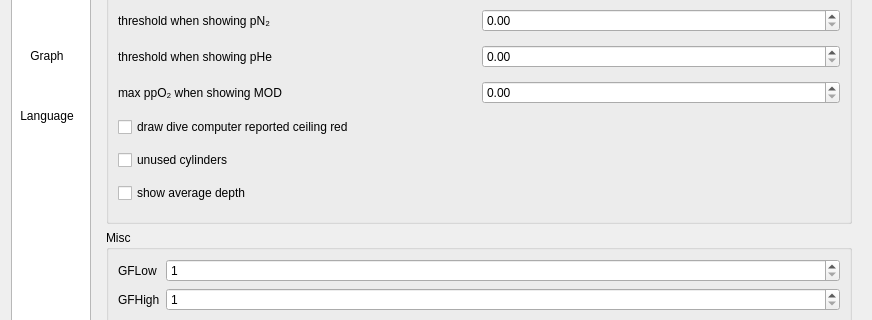
Before: the Qt Designer form qt-ui/preferences.ui in subsurface/subsurface, drawn with Qt 5; both pictures show x 0 to 872 and y 83 to 403 of the 872 by 648 pixel window.
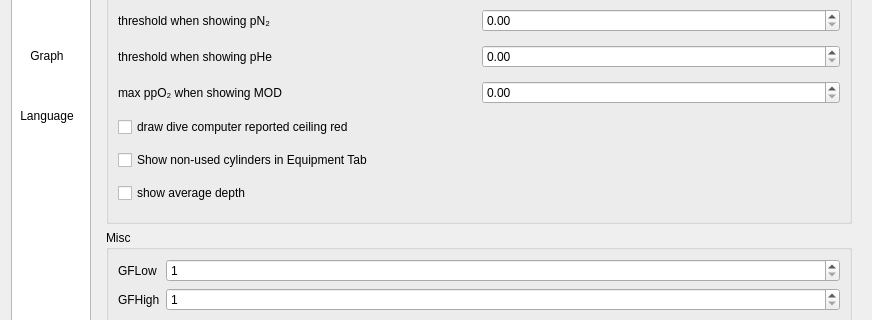
After: the same form once the commit is applied. The open tabs and pages were chosen to show the change. Icons and pictures are not drawn.

Commit message:
Preferences: Change of text for unused cylinders.
The present text for configuring the display of unused cylinders simply reads:
"unused cylinders". This is now changed to "Show non-used cylinders in
Equipment Tab". The latter wording is much clearer to the average user.

```diff
--- a/qt-ui/preferences.ui
+++ b/qt-ui/preferences.ui
@@ -638,7 +638,7 @@
               <item>
                <widget class="QCheckBox" name="display_unused_tanks">
                 <property name="text">
-                 <string>unused cylinders</string>
+                 <string>Show non-used cylinders in Equipment Tab</string>
                 </property>
                </widget>
               </item>
```
